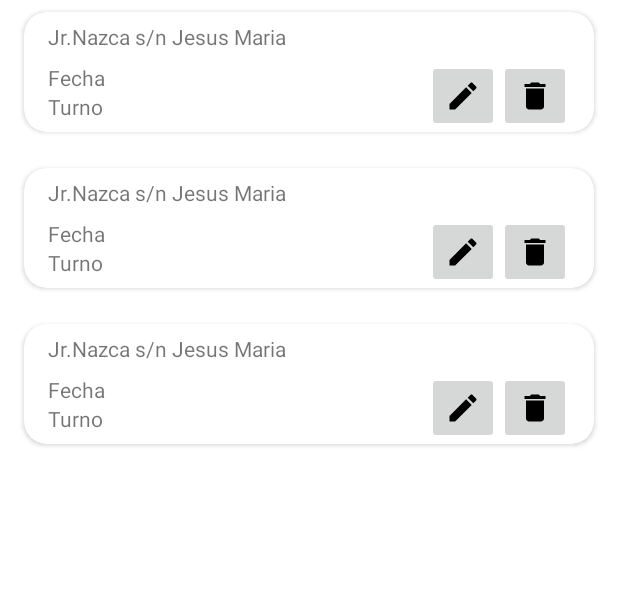
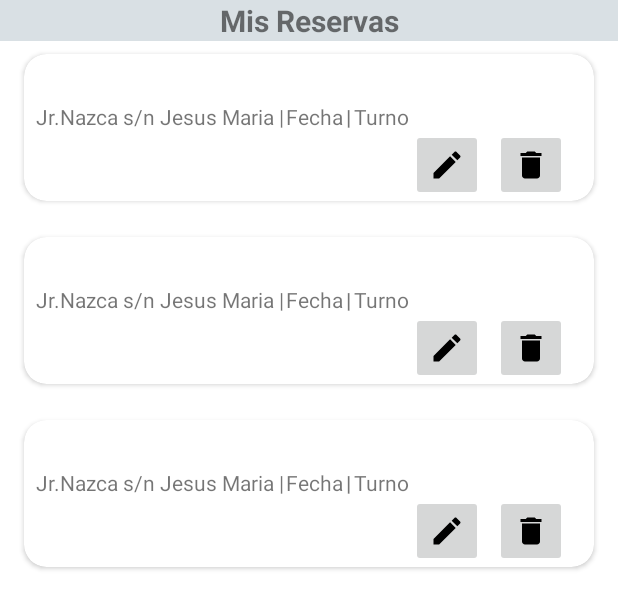
Before and after one commit to upcTP1/Polideportivoapp, an Android app: the layout activity_mis_reservas.xml on its own in the app's theme, with its tools: preview values and no code run, on a phone screen of 412 x 824 dp. Shown: the top 609 px of the screen. Run offline under Robolectric (Android 15) with nearby library versions, the phone set to English and light mode, and no system bars.

Commit message:
26/09 layout listar

```diff
--- a/app/src/main/AndroidManifest.xml
+++ b/app/src/main/AndroidManifest.xml
@@ -18,36 +18,39 @@
         tools:targetApi="31">
         <activity
             android:name=".MisReservas"
-            android:exported="true" >
+            android:exported="false"
+            android:parentActivityName=".MainActivity">
 
+        </activity>
+
+        <meta-data
+            android:name="com.google.android.geo.API_KEY"
+            android:value="@string/google_api_key"></meta-data>
+        <activity
+            android:name=".RegistroReserva"
+            android:exported="false">
+        </activity>
+        <activity
+            android:name=".RegistrarLogin"
+            android:exported="false">
+        </activity>
+        <activity
+            android:name=".Login"
+            android:exported="false">
+        </activity>
+        <activity
+            android:name=".MainFutbol"
+            android:exported="false">
+        </activity>
+        <activity
+            android:name=".MainActivity"
+            android:exported="true">
             <intent-filter>
                 <action android:name="android.intent.action.MAIN" />
 
                 <category android:name="android.intent.category.LAUNCHER" />
             </intent-filter>
         </activity>
-
-        <meta-data
-            android:name="com.google.android.geo.API_KEY"
-            android:value="@string/google_api_key"></meta-data>
-
-        <activity
-            android:name=".RegistroReserva"
-            android:exported="false"></activity>
-        <activity
-            android:name=".RegistrarLogin"
-            android:exported="false"></activity>
-        <activity
-            android:name=".Login"
-            android:exported="false"></activity>
-        <activity
-            android:name=".MainFutbol"
-            android:exported="false">
-
-        </activity>
-        <activity
-            android:name=".MainActivity"
-            android:exported="false"></activity>
     </application>
 
 </manifest>
--- a/app/src/main/res/layout/activity_mis_reservas.xml
+++ b/app/src/main/res/layout/activity_mis_reservas.xml
@@ -6,9 +6,28 @@
     android:layout_height="match_parent"
     tools:context=".MisReservas">
 
+    <TextView
+        android:id="@+id/textView40"
+        android:layout_width="match_parent"
+        android:layout_height="wrap_content"
+        android:text="Mis Reservas"
+        android:textStyle="bold"
+        android:textSize="20dp"
+        android:background="#D8D3DBDF"
+        android:textAlignment="center"
+        app:layout_constraintEnd_toStartOf="@+id/rvReservas"
+        app:layout_constraintHorizontal_bias="0.0"
+        app:layout_constraintStart_toStartOf="parent"
+        app:layout_constraintTop_toTopOf="parent" />
+
     <androidx.recyclerview.widget.RecyclerView
         android:id="@+id/rvReservas"
         android:layout_width="match_parent"
         android:layout_height="match_parent"
-        tools:listitem="@layout/listadoreservas"/>
+        android:layout_marginTop="28dp"
+        app:layout_constraintBottom_toBottomOf="parent"
+        app:layout_constraintEnd_toEndOf="parent"
+        app:layout_constraintStart_toStartOf="parent"
+        app:layout_constraintTop_toBottomOf="@+id/textView40"
+        tools:listitem="@layout/listadoreservas" />
 </androidx.constraintlayout.widget.ConstraintLayout>
--- a/app/src/main/res/layout/listadoreservas.xml
+++ b/app/src/main/res/layout/listadoreservas.xml
@@ -9,7 +9,7 @@
 
     <androidx.cardview.widget.CardView
         android:layout_width="match_parent"
-        android:layout_height="wrap_content"
+        android:layout_height="match_parent"
         android:layout_marginStart="16dp"
         android:layout_marginTop="8dp"
         android:layout_marginEnd="16dp"
@@ -31,13 +31,11 @@
                 android:id="@+id/textView38"
                 android:layout_width="wrap_content"
                 android:layout_height="wrap_content"
-                android:text="Jr.Nazca s/n Jesus Maria"
-                app:layout_constraintBottom_toBottomOf="parent"
-                app:layout_constraintEnd_toEndOf="parent"
-                app:layout_constraintHorizontal_bias="0.072"
+                android:layout_marginStart="8dp"
+                android:layout_marginTop="32dp"
+                android:text="Jr.Nazca s/n Jesus Maria |"
                 app:layout_constraintStart_toStartOf="parent"
                 app:layout_constraintTop_toTopOf="parent"
-                app:layout_constraintVertical_bias="0.112"
                 tools:layout_conversion_absoluteHeight="19dp"
                 tools:layout_conversion_absoluteWidth="379dp" />
 
@@ -45,26 +43,23 @@
                 android:id="@+id/filareservafecha"
                 android:layout_width="wrap_content"
                 android:layout_height="wrap_content"
-                android:layout_marginTop="8dp"
+                android:layout_marginStart="1dp"
+                android:layout_marginTop="32dp"
                 android:text="Fecha"
-                app:layout_constraintEnd_toEndOf="parent"
-                app:layout_constraintHorizontal_bias="0.046"
-                app:layout_constraintStart_toStartOf="parent"
-                app:layout_constraintTop_toBottomOf="@+id/textView38"
+                app:layout_constraintStart_toEndOf="@+id/textView38"
+                app:layout_constraintTop_toTopOf="parent"
                 tools:layout_conversion_absoluteHeight="19dp"
                 tools:layout_conversion_absoluteWidth="38dp" />
 
             <ImageButton
                 android:id="@+id/filaEliminar"
                 android:layout_width="wrap_content"
-                android:layout_height="wrap_content"
+                android:layout_height="48dp"
+                android:layout_marginTop="50dp"
+                android:layout_marginEnd="18dp"
                 android:minHeight="48dp"
-                app:layout_constraintBottom_toBottomOf="parent"
                 app:layout_constraintEnd_toEndOf="parent"
-                app:layout_constraintHorizontal_bias="0.954"
-                app:layout_constraintStart_toStartOf="parent"
                 app:layout_constraintTop_toTopOf="parent"
-                app:layout_constraintVertical_bias="1.0"
                 app:srcCompat="@drawable/ic_delete"
                 tools:ignore="SpeakableTextPresentCheck"
                 tools:layout_conversion_absoluteHeight="43dp"
@@ -74,11 +69,10 @@
                 android:id="@+id/filaEditar"
                 android:layout_width="wrap_content"
                 android:layout_height="wrap_content"
-                android:layout_marginTop="32dp"
+                android:layout_marginTop="50dp"
+                android:layout_marginEnd="8dp"
                 android:minHeight="48dp"
                 app:layout_constraintEnd_toStartOf="@+id/filaEliminar"
-                app:layout_constraintHorizontal_bias="1.0"
-                app:layout_constraintStart_toStartOf="parent"
                 app:layout_constraintTop_toTopOf="parent"
                 app:srcCompat="@drawable/ic_edit"
                 tools:ignore="SpeakableTextPresentCheck"
@@ -88,14 +82,25 @@
             <TextView
                 android:id="@+id/filareservaturno"
                 android:layout_width="wrap_content"
-                android:layout_height="wrap_content"
+                android:layout_height="19dp"
+                android:layout_marginStart="2dp"
+                android:layout_marginTop="32dp"
                 android:text="Turno"
-                app:layout_constraintEnd_toEndOf="parent"
-                app:layout_constraintHorizontal_bias="0.046"
-                app:layout_constraintStart_toStartOf="parent"
-                app:layout_constraintTop_toBottomOf="@+id/filareservafecha"
+                app:layout_constraintStart_toEndOf="@+id/textView39"
+                app:layout_constraintTop_toTopOf="parent"
                 tools:layout_conversion_absoluteHeight="19dp"
                 tools:layout_conversion_absoluteWidth="36dp" />
+
+            <TextView
+                android:id="@+id/textView39"
+                android:layout_width="wrap_content"
+                android:layout_height="wrap_content"
+                android:layout_marginStart="2dp"
+                android:layout_marginTop="32dp"
+                android:textStyle="bold"
+                android:text="|"
+                app:layout_constraintStart_toEndOf="@+id/filareservafecha"
+                app:layout_constraintTop_toTopOf="parent" />
 
         </androidx.constraintlayout.widget.ConstraintLayout>
     </androidx.cardview.widget.CardView>
```
